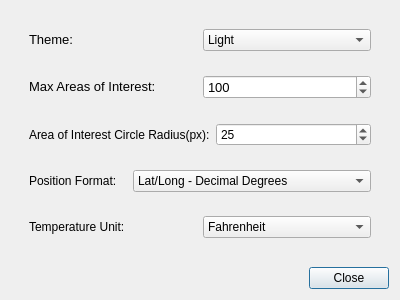
Above: resources/views/components/Preferences.ui from crgrove/automated-drone-image-analysis-tool before the change. Below: the same form after it.
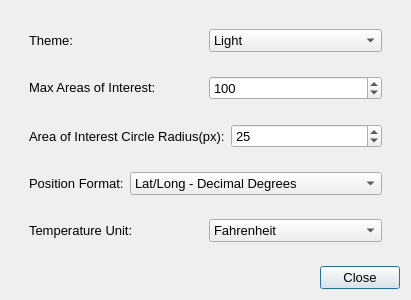
That is the form after the change.

The edit to the form file:
```diff
--- a/resources/views/components/Preferences.ui
+++ b/resources/views/components/Preferences.ui
@@ -25,6 +25,11 @@
           <verstretch>0</verstretch>
          </sizepolicy>
         </property>
+        <property name="font">
+         <font>
+          <pointsize>10</pointsize>
+         </font>
+        </property>
         <layout class="QHBoxLayout" name="horizontalLayout_3">
          <item>
           <widget class="QLabel" name="label">
@@ -46,6 +51,11 @@
          </item>
          <item>
           <widget class="QComboBox" name="themeComboBox">
+           <property name="font">
+            <font>
+             <pointsize>10</pointsize>
+            </font>
+           </property>
            <item>
             <property name="text">
              <string>Light</string>
@@ -111,6 +121,11 @@
         <layout class="QHBoxLayout" name="horizontalLayout">
          <item>
           <widget class="QLabel" name="AOIRadiusLabel">
+           <property name="font">
+            <font>
+             <pointsize>10</pointsize>
+            </font>
+           </property>
            <property name="text">
             <string>Area of Interest Circle Radius(px):</string>
            </property>
@@ -118,6 +133,11 @@
          </item>
          <item>
           <widget class="QSpinBox" name="AOIRadiusSpinBox">
+           <property name="font">
+            <font>
+             <pointsize>10</pointsize>
+            </font>
+           </property>
            <property name="maximum">
             <number>100</number>
            </property>
@@ -134,6 +154,11 @@
         <layout class="QHBoxLayout" name="horizontalLayout_4">
          <item>
           <widget class="QLabel" name="positionFormatLabel">
+           <property name="font">
+            <font>
+             <pointsize>10</pointsize>
+            </font>
+           </property>
            <property name="text">
             <string>Position Format:</string>
            </property>
@@ -141,6 +166,11 @@
          </item>
          <item>
           <widget class="QComboBox" name="positionFormatComboBox">
+           <property name="font">
+            <font>
+             <pointsize>10</pointsize>
+            </font>
+           </property>
            <item>
             <property name="text">
              <string>Lat/Long - Decimal Degrees</string>
@@ -166,6 +196,11 @@
         <layout class="QHBoxLayout" name="horizontalLayout_5">
          <item>
           <widget class="QLabel" name="temperatureLabel">
+           <property name="font">
+            <font>
+             <pointsize>10</pointsize>
+            </font>
+           </property>
            <property name="text">
             <string>Temperature Unit:</string>
            </property>
@@ -173,6 +208,11 @@
          </item>
          <item>
           <widget class="QComboBox" name="temperatureComboBox">
+           <property name="font">
+            <font>
+             <pointsize>10</pointsize>
+            </font>
+           </property>
            <item>
             <property name="text">
              <string>Fahrenheit</string>
@@ -193,6 +233,11 @@
    </item>
    <item>
     <widget class="QDialogButtonBox" name="buttonBox">
+     <property name="font">
+      <font>
+       <pointsize>10</pointsize>
+      </font>
+     </property>
      <property name="orientation">
       <enum>Qt::Horizontal</enum>
      </property>
```
